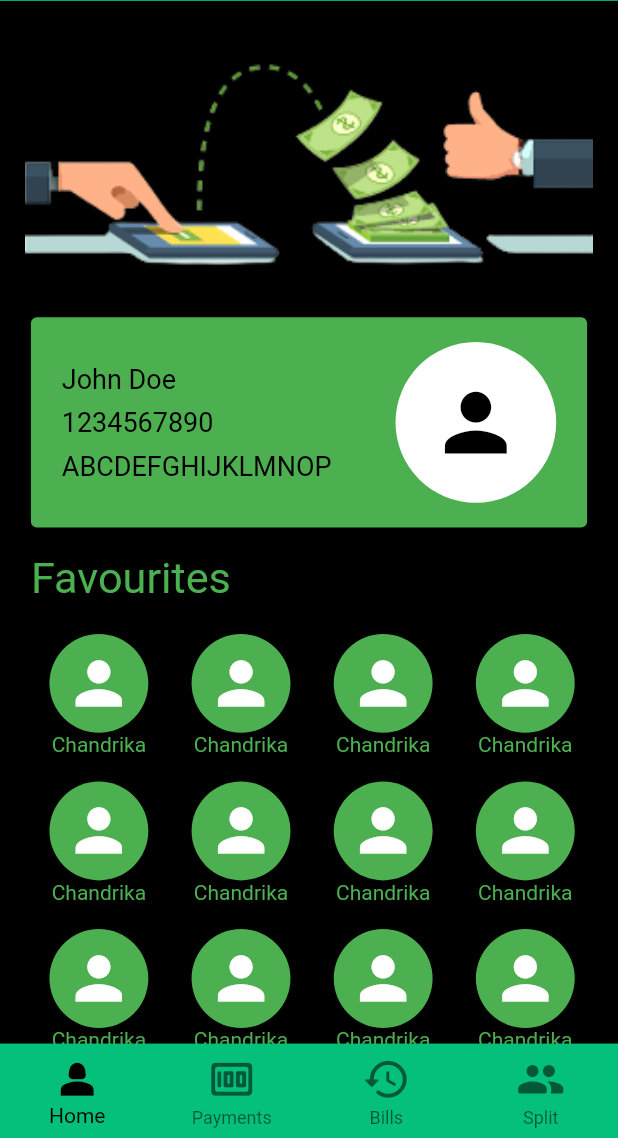
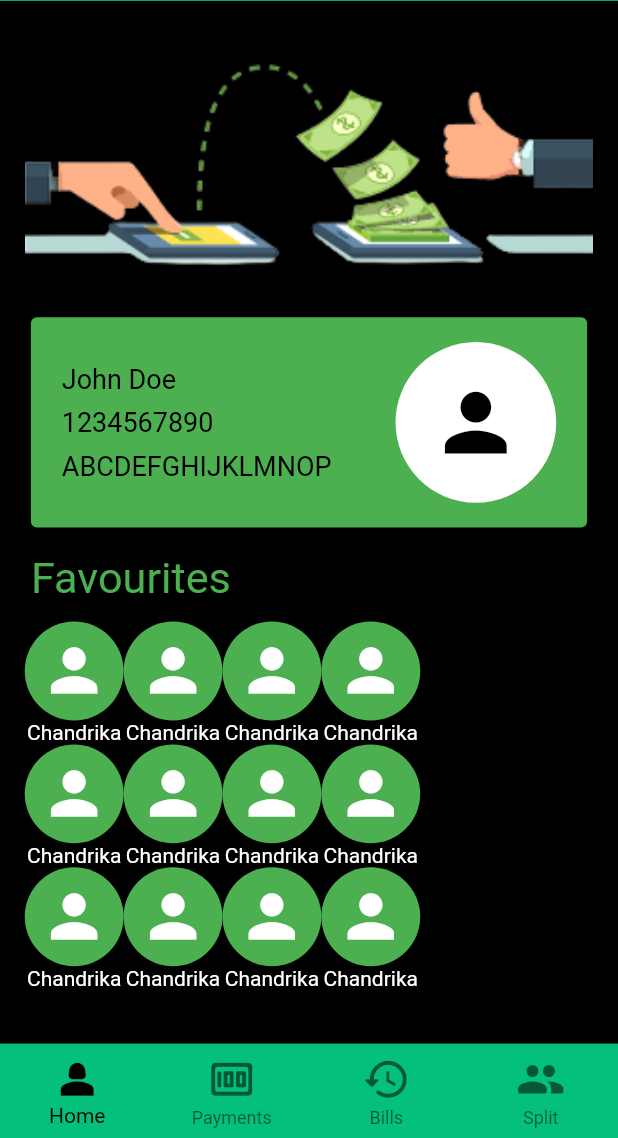
Before and after one commit to Laxmi-Sreenivas/flowpay, a Flutter app: the PageTemplate screen opened directly, on a phone screen of 412 x 824 dp, the part 98-1236 px from its top. Run offline on Flutter 3.47's test engine with Material 2 defaults, Android fonts, the phone set to English and light mode, and no system bars.

Commit message:
small changes

```diff
--- a/lib/welcome/favourite.dart
+++ b/lib/welcome/favourite.dart
@@ -1,24 +1,25 @@
 import 'package:flutter/material.dart';
 
 class Favourite extends StatelessWidget {
-  final double size;
   final IconData icon;
   final String username;
 
-  const Favourite({Key? key, required this.size, required this.icon, required this.username}) : super(key: key);
+  const Favourite({Key? key, required this.icon, required this.username}) : super(key: key);
 
   @override
   Widget build(BuildContext context) {
+    final MediaQueryData mediaQuery = MediaQuery.of(context);
+    double w = mediaQuery.size.width;
     return Column(
       children: [
         Container(
-          width: size,
-          height: size,
+          width: w * 0.16,
+          height: w * 0.16,
           child: CircleAvatar(
             backgroundColor: Colors.green,
             child: Icon(
               icon,
-              size: size * 0.7,
+              size:  w * 0.16* 0.7,
               color: Colors.white,
             ),
           ),
@@ -26,7 +27,7 @@ class Favourite extends StatelessWidget {
         Text(
           username,
           style: TextStyle(
-            color: Colors.green,
+            color: Colors.white,
           ),
         ),
       ],
--- a/lib/welcome/welcome.dart
+++ b/lib/welcome/welcome.dart
@@ -7,7 +7,6 @@ class Welcome extends StatelessWidget {
   Widget build(BuildContext context) {
     final MediaQueryData mediaQuery = MediaQuery.of(context);
     double w = mediaQuery.size.width;
-    double h = mediaQuery.size.height;
     return SingleChildScrollView(
       child: Column(
         mainAxisAlignment: MainAxisAlignment.start,
@@ -54,14 +53,12 @@ class Welcome extends StatelessWidget {
                 return Column(
                   children: List.generate(3, (colIndex) {
                     //final index = rowIndex * 3 + colIndex;
-                    return Padding(
-                      padding: EdgeInsets.fromLTRB(w * 0.04,w * 0.02,w * 0.03,w * 0.02),
-                      child: Favourite(
-                        size: w * 0.16,
+                    return
+                    Favourite(
                         icon: Icons.person,
                         username: 'Chandrika',
-                      ),
-                    );
+                      );
+
                   }),
                 );
               }),
```
